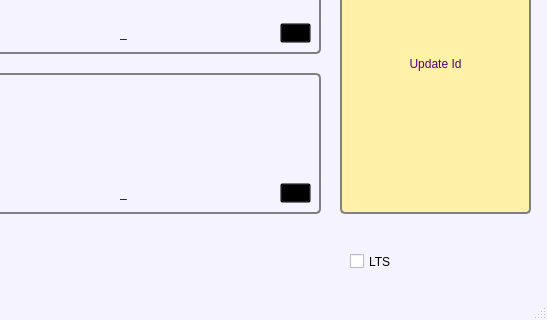
The window that gui/loader_win.ui (WitnessGitHub/python-liberty-loader) describes before a commit, drawn with Qt 5; both pictures show x 630 to 1177 and y 427 to 747 of the 1177 by 747 pixel window.
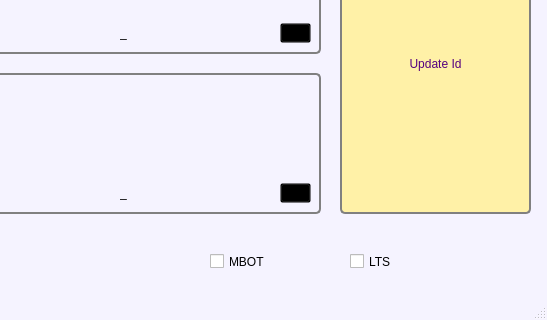
The same window after the commit.

Commit message:
added checkbox mbot for selecting MBOT group of files
version 1.0

What changed in the file:
```diff
--- a/gui/loader_win.ui
+++ b/gui/loader_win.ui
@@ -4008,6 +4008,27 @@
      <bool>true</bool>
     </property>
    </widget>
+   <widget class="QCheckBox" name="checkBox_mbot">
+    <property name="enabled">
+     <bool>true</bool>
+    </property>
+    <property name="geometry">
+     <rect>
+      <x>840</x>
+      <y>680</y>
+      <width>61</width>
+      <height>17</height>
+     </rect>
+    </property>
+    <property name="styleSheet">
+     <string notr="true">QCheckBox:checked:hover {
+	background: green;
+}</string>
+    </property>
+    <property name="text">
+     <string>MBOT</string>
+    </property>
+   </widget>
   </widget>
   <widget class="QMenuBar" name="menubar">
    <property name="geometry">
```
Left out of the diff: 2 changed lines with no effect on the pictures. The commit also changes 2 other files.
